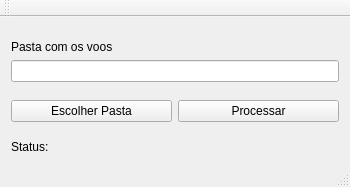
Before: the Qt Designer form mainwindow.ui in diogo0001/sequenciador_de_fotos, drawn with Qt 5.
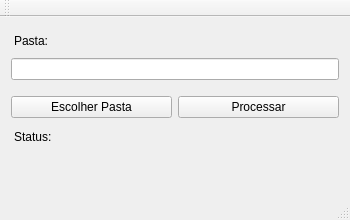
After: the same form once the commit is applied.

Patch:
```diff
--- a/mainwindow.ui
+++ b/mainwindow.ui
@@ -7,122 +7,117 @@
     <x>0</x>
     <y>0</y>
     <width>350</width>
-    <height>187</height>
+    <height>220</height>
    </rect>
   </property>
+  <property name="sizePolicy">
+   <sizepolicy hsizetype="Preferred" vsizetype="Preferred">
+    <horstretch>0</horstretch>
+    <verstretch>0</verstretch>
+   </sizepolicy>
+  </property>
   <property name="minimumSize">
    <size>
     <width>350</width>
-    <height>157</height>
+    <height>220</height>
    </size>
   </property>
   <property name="maximumSize">
    <size>
     <width>350</width>
-    <height>1577</height>
+    <height>350</height>
    </size>
   </property>
   <property name="windowTitle">
    <string>Sequenciador de fotos </string>
   </property>
+  <property name="styleSheet">
+   <string notr="true">QLabel{
+margin: 6 0 0 0
+}
+
+QLineEdit{
+margin: 4 0 10 0;
+padding:4 0 0 0;
+}</string>
+  </property>
   <widget class="QWidget" name="centralWidget">
-   <layout class="QGridLayout" name="gridLayout">
-    <item row="4" column="1">
-     <spacer name="verticalSpacer_2">
-      <property name="orientation">
-       <enum>Qt::Vertical</enum>
+   <property name="sizePolicy">
+    <sizepolicy hsizetype="Preferred" vsizetype="Expanding">
+     <horstretch>0</horstretch>
+     <verstretch>0</verstretch>
+    </sizepolicy>
+   </property>
+   <property name="maximumSize">
+    <size>
+     <width>350</width>
+     <height>350</height>
+    </size>
+   </property>
+   <layout class="QVBoxLayout" name="verticalLayout">
+    <property name="sizeConstraint">
+     <enum>QLayout::SetMaximumSize</enum>
+    </property>
+    <item>
+     <widget class="QLabel" name="dirLabel">
+      <property name="enabled">
+       <bool>true</bool>
       </property>
-      <property name="sizeHint" stdset="0">
-       <size>
-        <width>20</width>
-        <height>40</height>
-       </size>
-      </property>
-     </spacer>
-    </item>
-    <item row="5" column="0">
-     <widget class="QPushButton" name="btnDirectory">
-      <property name="toolTip">
-       <string extracomment="Escolha a pasta que contém as subpastas com os voos"/>
-      </property>
       <property name="text">
-       <string>Escolher Pasta</string>
+       <string>Pasta:</string>
       </property>
-     </widget>
-    </item>
-    <item row="2" column="0">
-     <widget class="QLabel" name="label">
-      <property name="text">
-       <string>Pasta com os voos</string>
+      <property name="wordWrap">
+       <bool>true</bool>
       </property>
      </widget>
     </item>
-    <item row="7" column="0">
+    <item>
+     <widget class="QLineEdit" name="lineEdit"/>
+    </item>
+    <item>
+     <layout class="QHBoxLayout" name="horizontalLayout">
+      <item>
+       <widget class="QPushButton" name="btnDirectory">
+        <property name="toolTip">
+         <string extracomment="Escolha a pasta que contém as subpastas com os voos"/>
+        </property>
+        <property name="text">
+         <string>Escolher Pasta</string>
+        </property>
+       </widget>
+      </item>
+      <item>
+       <widget class="QPushButton" name="btnProcess">
+        <property name="toolTip">
+         <string extracomment="Realiza o sequenciamento das fotos"/>
+        </property>
+        <property name="toolTipDuration">
+         <number>2</number>
+        </property>
+        <property name="text">
+         <string>Processar</string>
+        </property>
+       </widget>
+      </item>
+     </layout>
+    </item>
+    <item>
      <widget class="QLabel" name="status">
+      <property name="sizePolicy">
+       <sizepolicy hsizetype="Minimum" vsizetype="Minimum">
+        <horstretch>0</horstretch>
+        <verstretch>0</verstretch>
+       </sizepolicy>
+      </property>
       <property name="text">
        <string>Status:</string>
       </property>
-     </widget>
-    </item>
-    <item row="0" column="0">
-     <spacer name="verticalSpacer_3">
-      <property name="orientation">
-       <enum>Qt::Vertical</enum>
+      <property name="wordWrap">
+       <bool>true</bool>
       </property>
-      <property name="sizeHint" stdset="0">
-       <size>
-        <width>20</width>
-        <height>40</height>
-       </size>
-      </property>
-     </spacer>
-    </item>
-    <item row="3" column="0" colspan="2">
-     <widget class="QLineEdit" name="lineEdit">
-      <property name="toolTip">
-       <string extracomment="Caminho da pasta dos voos"/>
-      </property>
-      <property name="text">
-       <string/>
-      </property>
-      <property name="echoMode">
-       <enum>QLineEdit::NoEcho</enum>
-      </property>
-      <property name="dragEnabled">
-       <bool>false</bool>
-      </property>
-      <property name="readOnly">
-       <bool>false</bool>
-      </property>
      </widget>
     </item>
-    <item row="5" column="1">
-     <widget class="QPushButton" name="btnProcess">
-      <property name="toolTip">
-       <string extracomment="Realiza o sequenciamento das fotos"/>
-      </property>
-      <property name="toolTipDuration">
-       <number>2</number>
-      </property>
-      <property name="text">
-       <string>Processar</string>
-      </property>
-     </widget>
-    </item>
-    <item row="4" column="0">
-     <spacer name="verticalSpacer">
-      <property name="orientation">
-       <enum>Qt::Vertical</enum>
-      </property>
-      <property name="sizeHint" stdset="0">
-       <size>
-        <width>20</width>
-        <height>40</height>
-       </size>
-      </property>
-     </spacer>
-    </item>
-    <item row="6" column="0">
+    <item>
      <spacer name="verticalSpacer_4">
       <property name="orientation">
        <enum>Qt::Vertical</enum>
```
